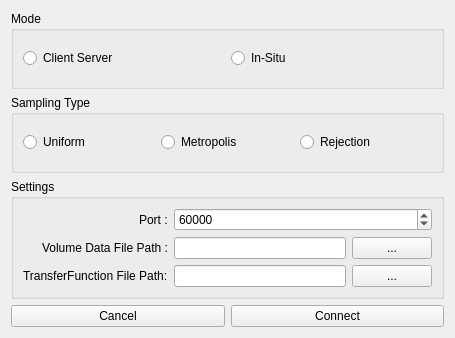
CCSEPBVR/CS-IS-PBVR, file Widgets/Connect.ui: the form before one commit.
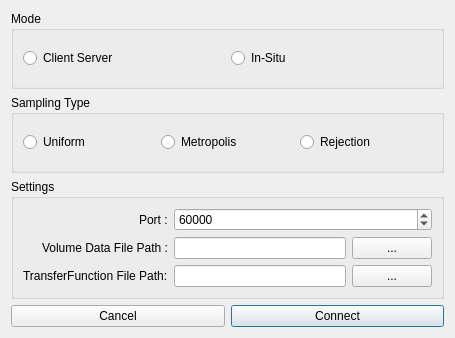
The form after the commit.

Commit message: QWidgetクラスからQDialogクラスに変更

What changed in the file:
```diff
--- a/Widgets/Connect.ui
+++ b/Widgets/Connect.ui
@@ -1,7 +1,7 @@
 <?xml version="1.0" encoding="UTF-8"?>
 <ui version="4.0">
  <class>Connect</class>
- <widget class="QWidget" name="Connect">
+ <widget class="QDialog" name="Connect">
   <property name="geometry">
    <rect>
     <x>0</x>
```
